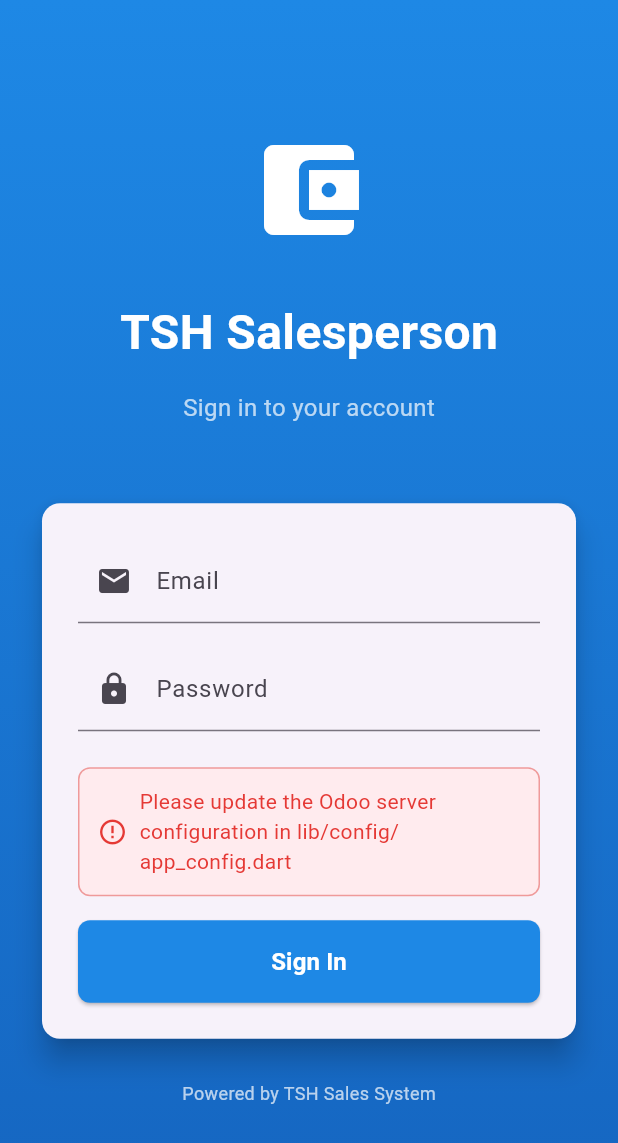
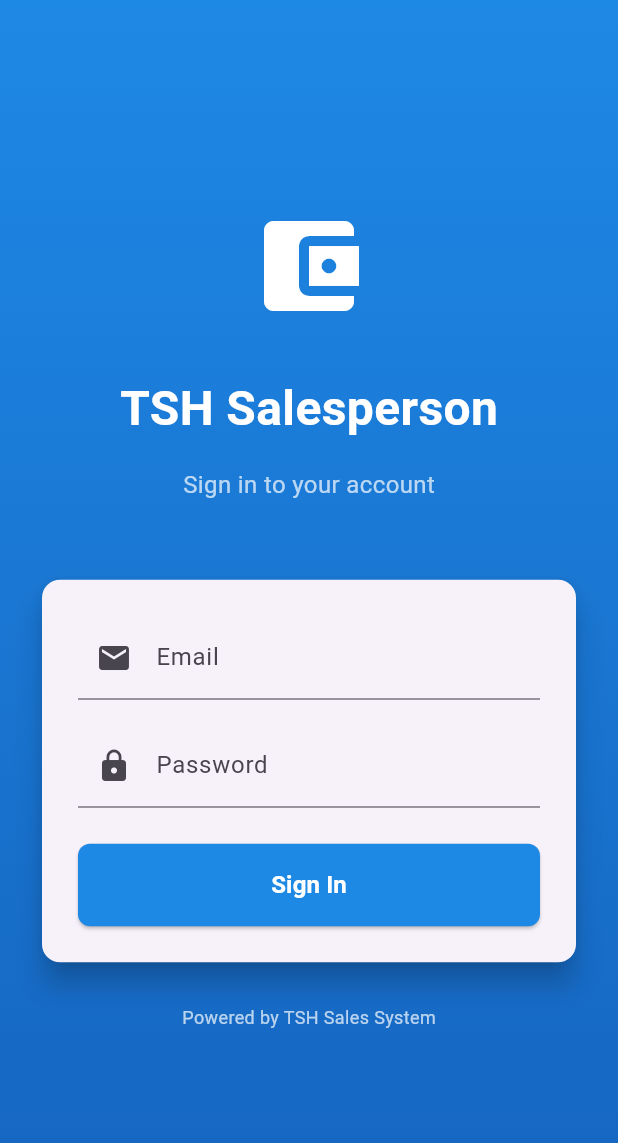
Before and after one commit to Qmop1967/odoo-nootshitup, a Flutter app: the screen it shows after launch, on a phone screen of 412 x 824 dp. Shown: the top 1143 px of the screen. Run offline on Flutter 3.47's test engine with Material 3 defaults, Android fonts, the phone set to English and light mode, and no system bars; our stand-ins replace shared_preferences.

Commit message:
🔧 Configure Demo Odoo Server for Testing - Set up demo.odoo.com as temporary server - Allows immediate testing while user configures actual server - User can login with demo credentials to test app functionality

```diff
--- a/lib/config/app_config.dart
+++ b/lib/config/app_config.dart
@@ -4,8 +4,8 @@
 class AppConfig {
   // Odoo Server Configuration
   // TODO: Replace these with your actual Odoo server details
-  static const String odooServerUrl = 'https://your-odoo-server.com';
-  static const String odooDatabaseName = 'your-database-name';
+  static const String odooServerUrl = 'https://demo.odoo.com';
+  static const String odooDatabaseName = 'demo';
 
   // App Information
   static const String appName = 'TSH Salesperson';
```
